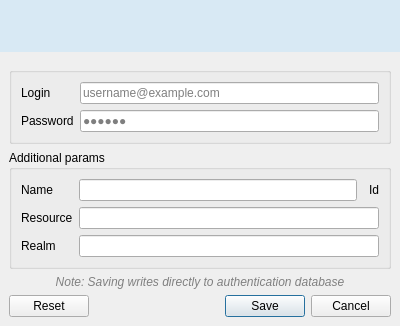
This is src/nextgis_connect/ngw_connection/auth_config_edit_dialog.ui in nextgis/nextgis_connect as Qt 5 draws it before an edit. The edited form follows.
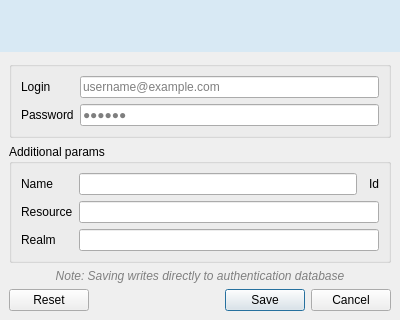
This is the edited form. Custom widgets are drawn as their Qt base class.

```diff
--- a/src/nextgis_connect/ngw_connection/auth_config_edit_dialog.ui
+++ b/src/nextgis_connect/ngw_connection/auth_config_edit_dialog.ui
@@ -7,7 +7,7 @@
     <x>0</x>
     <y>0</y>
     <width>400</width>
-    <height>265</height>
+    <height>300</height>
    </rect>
   </property>
   <property name="sizePolicy">
@@ -70,11 +70,11 @@
    <item>
     <widget class="QWidget" name="body" native="true">
      <layout class="QVBoxLayout" name="verticalLayout_2">
+      <property name="topMargin">
+       <number>3</number>
+      </property>
       <item>
        <widget class="QGroupBox" name="auth_params_groupbox">
-        <property name="title">
-         <string/>
-        </property>
         <layout class="QFormLayout" name="formLayout">
          <item row="0" column="0">
           <widget class="QLabel" name="login_label">
```
